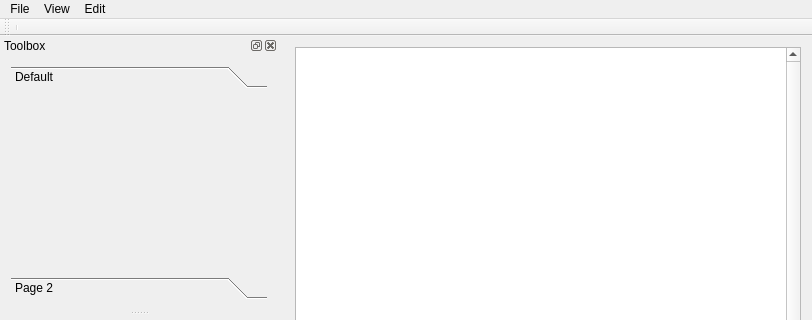
First picture: the form in src/edittor/mainwindow.ui, repository eddeighton/editor, before the edit; both pictures show x 0 to 812 and y 0 to 320 of the 812 by 724 pixel window.
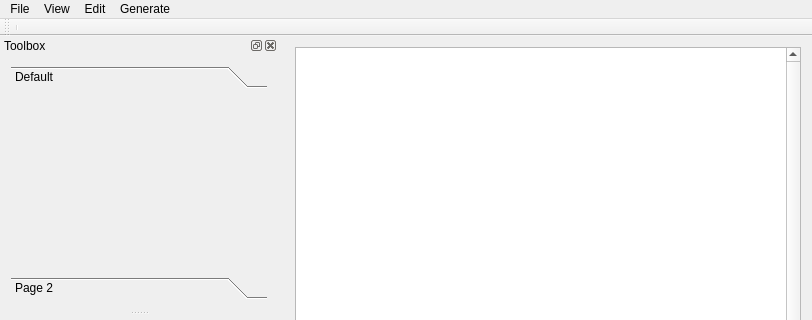
Second picture: the form after the edit. Custom widgets are drawn as their Qt base class.

```diff
--- a/src/edittor/mainwindow.ui
+++ b/src/edittor/mainwindow.ui
@@ -103,9 +103,16 @@
     <addaction name="actionDelete"/>
     <addaction name="separator"/>
    </widget>
+   <widget class="QMenu" name="menuGenerate">
+    <property name="title">
+     <string>Generate</string>
+    </property>
+    <addaction name="actionExtrude"/>
+   </widget>
    <addaction name="menuFile"/>
    <addaction name="menuView"/>
    <addaction name="menuEdit"/>
+   <addaction name="menuGenerate"/>
   </widget>
   <widget class="QToolBar" name="mainToolBar">
    <attribute name="toolBarArea">
```
Left out of the diff: 24 changed lines with no effect on the pictures.
